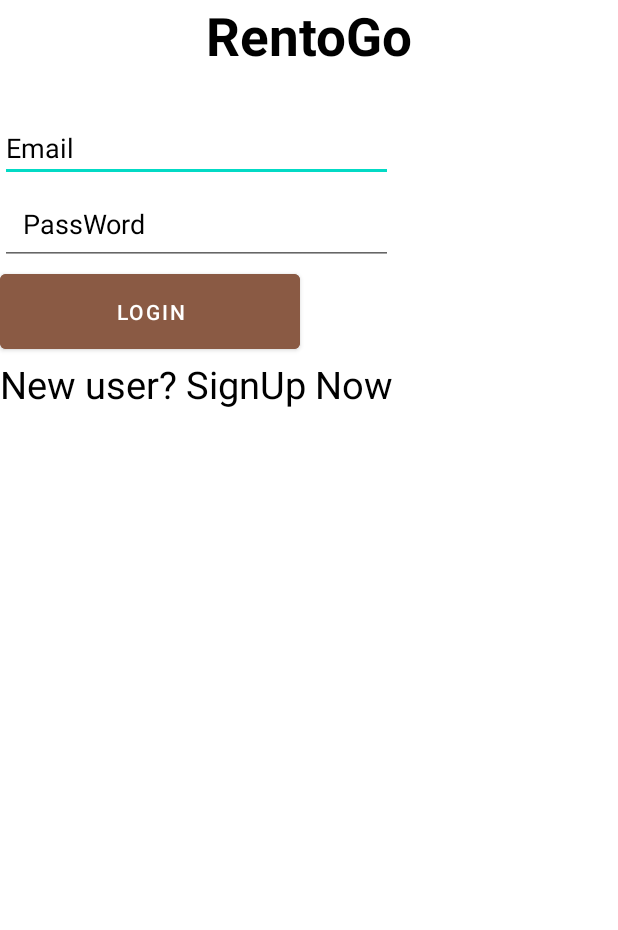
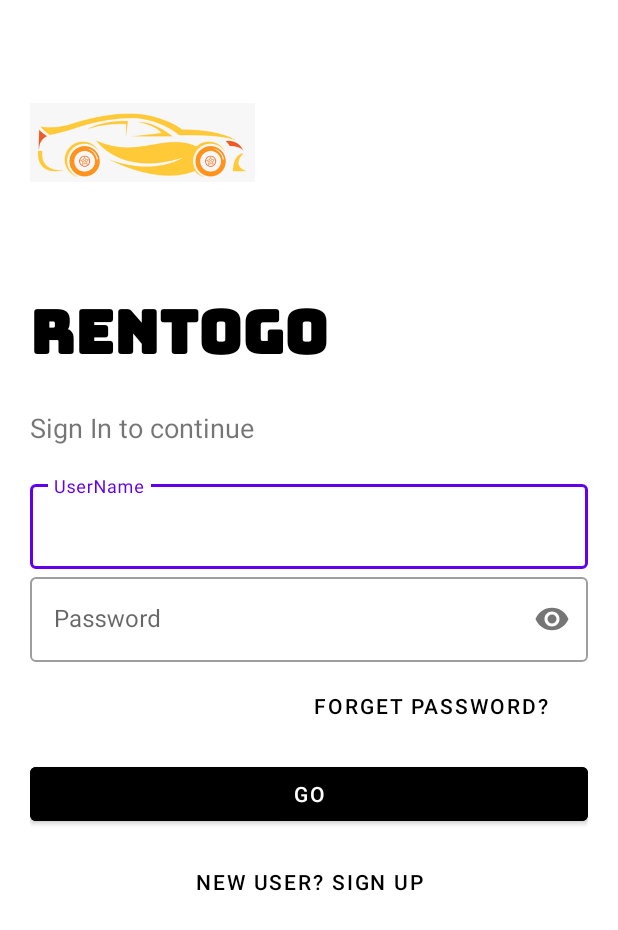
Before and after one commit to AndreMakhoul/MyApplication, an Android app: the MainActivity screen opened directly, with no data from a screen before it, on a phone screen of 412 x 824 dp. Shown: the top 930 px of the screen. Run offline under Robolectric (Android 15) with nearby library versions, the light colour scheme and no system bars; Roboto replaces fonts that are not available here; 3 statements that could not run were skipped.

Commit message:
added to string

```diff
--- a/app/src/main/java/y2019/aoc/alaa/myapplication/MainActivity.java
+++ b/app/src/main/java/y2019/aoc/alaa/myapplication/MainActivity.java
@@ -8,55 +8,60 @@ import android.os.Bundle;
 import android.view.View;
 import android.widget.Button;
 import android.widget.EditText;
+import android.widget.ImageView;
 import android.widget.TextView;
 
 public class MainActivity extends AppCompatActivity implements View.OnLongClickListener {
-    private TextView rentoGo,signUpText;
-    private EditText editTextTextEmailAddress, editTextPassword;
-    private Button buttonLogIn;
+    private TextView rentoGo,sloganName;
+    private EditText username, password;
+    private ImageView smallLogoImage;
+    private Button buttonForgetPass,go,buttonSignUp;
 
     @Override
     protected void onCreate(Bundle savedInstanceState) {
         super.onCreate(savedInstanceState);
         setContentView(R.layout.activity_main);
         rentoGo = findViewById(R.id.rentoGo);
-        signUpText= findViewById(R.id.signUpText);
-        editTextTextEmailAddress = findViewById(R.id.editTextTextEmailAddress);
-        editTextPassword = findViewById(R.id.editTextPassword);
-        buttonLogIn = findViewById(R.id.buttonLogIn);
+        sloganName=findViewById(R.id.sloganName);
+        username= findViewById(R.id.username);
+        password = findViewById(R.id.Password);
+        smallLogoImage = findViewById(R.id.smallLogoImage);
+        buttonForgetPass = findViewById(R.id.buttonForgetPass);
+        go = findViewById(R.id.go);
+        buttonSignUp = findViewById(R.id.buttonSignUp);
         //sets the require button to response to long click, otherwise it wont
-        buttonLogIn.setOnLongClickListener(this);
+        go.setOnLongClickListener(this);
 
 
 
         SharedPreferences sp = getSharedPreferences("settings", MODE_PRIVATE);
         String email= sp.getString("email","");
-        String password = sp.getString("password", "");
+        String password2 = sp.getString("password", "");
 
-        if(!email.equals("")&& !password.equals("")){
-            editTextTextEmailAddress.setText(email);
-            editTextPassword.setText(password);
+        if(!email.equals("")&& !password2.equals("")){
+            username.setText(email);
+            password.setText(password2);
         }
     }
 
     public void login(View view) {
         Intent intent = new Intent(this, ArrayListActivity.class);
-        String pass = editTextPassword.getText().toString();
+        String pass = password.getText().toString();
         String upperCaseChars = "(.*[A-Z].*)";
         String lowerCaseChars = "(.*[a-z].*)";
 
-        if (!editTextTextEmailAddress.getText().toString().equals("") && editTextTextEmailAddress.getText().toString().contains("@") && editTextTextEmailAddress.getText().toString().contains(".")) {
+        if (!username.getText().toString().equals("") && username.getText().toString().contains("@") && username.getText().toString().contains(".")) {
          //saving email and password of user in a local file for future use
             //create sp file
             SharedPreferences sp = getSharedPreferences("settings", MODE_PRIVATE);
             //open editor for editing
             SharedPreferences.Editor editor = sp.edit();
             //write the wanted settings
-            editor.putString("email",editTextTextEmailAddress.getText().toString());
-            editor.putString("password",editTextPassword.getText().toString());
+            editor.putString("email",username.getText().toString());
+            editor.putString("password",password.getText().toString());
             //save and close file
             editor.commit();
-            intent.putExtra("email",editTextTextEmailAddress.getText().toString());
+            intent.putExtra("email",username.getText().toString());
             startActivity(intent);
 
           //  if (pass.length() >= 8 && pass.contains(upperCaseChars) ) {
@@ -81,8 +86,8 @@ public class MainActivity extends AppCompatActivity implements View.OnLongClickL
 
     @Override
     public boolean onLongClick(View view) {
-        editTextTextEmailAddress.setText("");
-        editTextPassword.setText("");
+        username.setText("");
+        password.setText("");
         return true;
     }
 }
--- /dev/null
+++ b/app/src/main/res/font/bungee.xml
@@ -0,0 +1,7 @@
+<?xml version="1.0" encoding="utf-8"?>
+<font-family xmlns:app="http://schemas.android.com/apk/res-auto"
+        app:fontProviderAuthority="com.google.android.gms.fonts"
+        app:fontProviderPackage="com.google.android.gms"
+        app:fontProviderQuery="Bungee"
+        app:fontProviderCerts="@array/com_google_android_gms_fonts_certs">
+</font-family>
--- a/app/src/main/res/layout/activity_main.xml
+++ b/app/src/main/res/layout/activity_main.xml
@@ -5,74 +5,103 @@
     android:layout_width="match_parent"
     android:layout_height="match_parent"
     android:orientation="vertical"
+    android:background="#fff"
+    android:padding="20dp"
     tools:context=".MainActivity">
+<ImageView
+    android:id="@+id/smallLogoImage"
+    android:layout_width="150dp"
+    android:layout_height="150dp"
+    android:src="@drawable/logo"/>
 
     <TextView
         android:id="@+id/rentoGo"
+        android:textColor="@color/black"
+        android:layout_width="wrap_content"
+        android:layout_height="wrap_content"
+        android:fontFamily="@font/bungee"
+        android:text="RentoGo"
+        android:textSize="40sp"
+        android:textStyle="bold" />
+        <TextView
+            android:id="@+id/sloganName"
+            android:layout_width="wrap_content"
+            android:layout_height="wrap_content"
+            android:text="Sign In to continue"
+            android:textSize="18sp"
+           />
+    <LinearLayout
         android:layout_width="match_parent"
         android:layout_height="wrap_content"
-        android:gravity="center"
-        android:text="RentoGo"
-        android:textAlignment="center"
-        android:textColor="@color/black"
-        android:textSize="35sp"
-        android:textStyle="bold" />
-
-    <LinearLayout
-        android:layout_width="wrap_content"
-        android:layout_height="255dp"
-        android:gravity="left|center"
-        android:orientation="vertical">
-
-        <EditText
-            android:id="@+id/editTextTextEmailAddress"
+        android:layout_marginTop="20dp"
+        android:layout_marginBottom="20dp"
+        android:orientation="vertical"
+        >
+        <com.google.android.material.textfield.TextInputLayout
             android:layout_width="match_parent"
             android:layout_height="wrap_content"
-            android:ems="10"
-            android:hint="Email"
-            android:inputType="textEmailAddress"
-            android:textColor="@color/black"
-            android:textColorHint="@color/black"
-            tools:ignore="TouchTargetSizeCheck" />
+            android:id="@+id/username"
+            android:hint="UserName"
+            style="@style/Widget.MaterialComponents.TextInputLayout.OutlinedBox">
 
-        <EditText
-            android:id="@+id/editTextPassword"
+            <com.google.android.material.textfield.TextInputEditText
+                android:layout_width="match_parent"
+                android:layout_height="wrap_content"/>
+
+        </com.google.android.material.textfield.TextInputLayout>
+        //toggleEnabled for the eye on the password
+        <com.google.android.material.textfield.TextInputLayout
             android:layout_width="match_parent"
             android:layout_height="wrap_content"
-            android:ems="10"
-            android:hint="PassWord"
-            android:inputType="textPassword"
-            android:padding="15dp"
-            android:textColor="@color/black"
-            android:textColorHint="@color/black" />
+            android:id="@+id/Password"
+            android:hint="Password"
+            app:passwordToggleEnabled="true"
+            style="@style/Widget.MaterialComponents.TextInputLayout.OutlinedBox">
+
+            <com.google.android.material.textfield.TextInputEditText
+                android:layout_width="match_parent"
+                android:layout_height="wrap_content"
+                android:inputType="textPassword"/>
+
+        </com.google.android.material.textfield.TextInputLayout>
 
         <Button
-            android:id="@+id/buttonLogIn"
+            android:id="@+id/buttonForgetPass"
             android:layout_width="200dp"
             android:layout_height="wrap_content"
-            android:backgroundTint="#8a5a44"
+            android:background="#00000000"
+            android:layout_gravity="right"
+            android:elevation="0dp"
             android:onClick="login"
-            android:padding="15dp"
-            android:text="LogIn" />
+            android:textColor="@color/black"
+            android:text="Forget Password?"
+            android:layout_margin="5dp"
+            />
+        <Button
+            android:layout_width="match_parent"
+            android:layout_height="wrap_content"
+            android:text="GO"
+            android:id="@+id/go"
+            android:backgroundTint="#000"
+            android:textColor="@color/white"
+            android:layout_marginTop="5dp"
+            android:layout_marginBottom="5dp"/>
 
-        <TextView
-            android:id="@+id/signUpText"
-            android:layout_width="wrap_content"
+        <Button
+            android:id="@+id/buttonSignUp"
+            android:layout_width="match_parent"
             android:layout_height="wrap_content"
-            android:clickable="true"
+            android:text="New User? Sign Up"
+            android:layout_gravity="right"
+            android:layout_margin="5dp"
+            android:elevation="0dp"
+            android:background="#00000000"
+            android:textColor="#000"
+            />
 
-            android:onClick="signUp"
-            android:text="New user? SignUp Now"
-            android:textColor="@color/black"
-            android:textSize="25dp"
-
-            />
     </LinearLayout>
 
 
 
 
-
-
-
-</LinearLayout>
+    </LinearLayout>
--- a/app/src/main/res/values/preloaded_fonts.xml
+++ b/app/src/main/res/values/preloaded_fonts.xml
@@ -4,5 +4,6 @@
         <item>@font/aldrich</item>
         <item>@font/antic</item>
         <item>@font/bangers</item>
+        <item>@font/bungee</item>
     </array>
 </resources>
```
